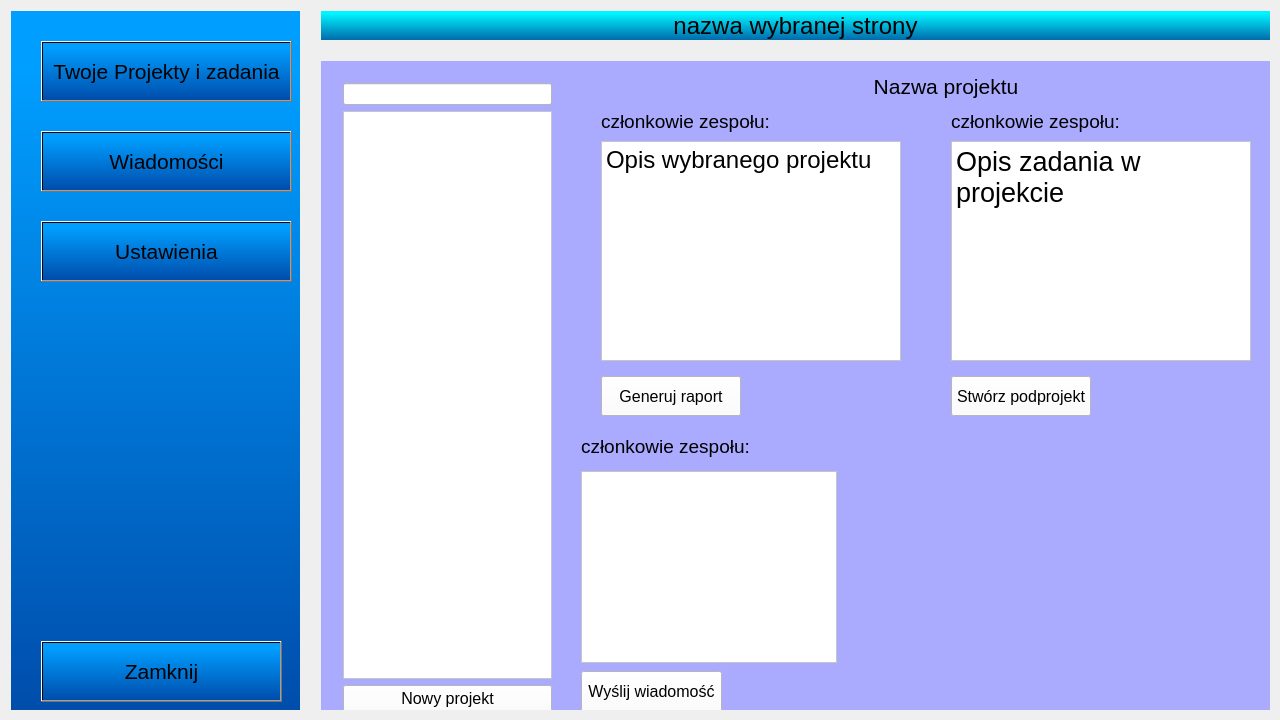
This is project_managment/project_managment/project_managment.ui in Sleyn2/IO_projectmanagement as Qt 5 draws it before an edit. The edited form follows.
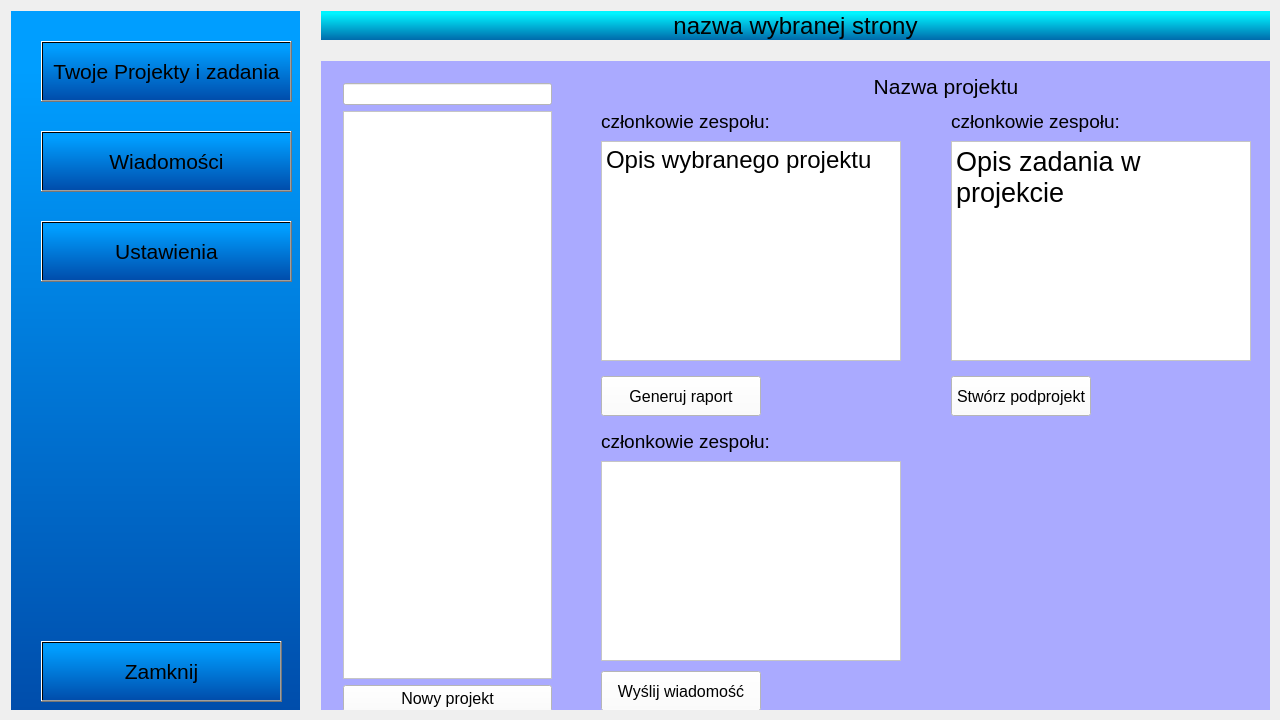
This is the edited form. The open tabs and pages were chosen to show the change.

The edit to the form file:
```diff
--- a/project_managment/project_managment/project_managment.ui
+++ b/project_managment/project_managment/project_managment.ui
@@ -268,7 +268,7 @@
            <rect>
             <x>30</x>
             <y>315</y>
-            <width>140</width>
+            <width>160</width>
             <height>40</height>
            </rect>
           </property>
@@ -287,12 +287,17 @@
          <widget class="QListWidget" name="listWidget">
           <property name="geometry">
            <rect>
-            <x>10</x>
-            <y>410</y>
-            <width>256</width>
-            <height>192</height>
+            <x>30</x>
+            <y>400</y>
+            <width>300</width>
+            <height>200</height>
            </rect>
           </property>
+          <property name="font">
+           <font>
+            <pointsize>12</pointsize>
+           </font>
+          </property>
           <property name="styleSheet">
            <string notr="true">background-color: rgb(255, 255, 255);</string>
           </property>
@@ -303,10 +308,10 @@
          <widget class="QLabel" name="label_5">
           <property name="geometry">
            <rect>
-            <x>10</x>
-            <y>370</y>
-            <width>171</width>
-            <height>31</height>
+            <x>30</x>
+            <y>365</y>
+            <width>170</width>
+            <height>30</height>
            </rect>
           </property>
           <property name="font">
@@ -321,10 +326,10 @@
          <widget class="QPushButton" name="pushButton_6">
           <property name="geometry">
            <rect>
-            <x>10</x>
+            <x>30</x>
             <y>610</y>
-            <width>141</width>
-            <height>41</height>
+            <width>160</width>
+            <height>40</height>
            </rect>
           </property>
           <property name="font">
```
Left out of the diff: 55 changed lines with no effect on the pictures.
